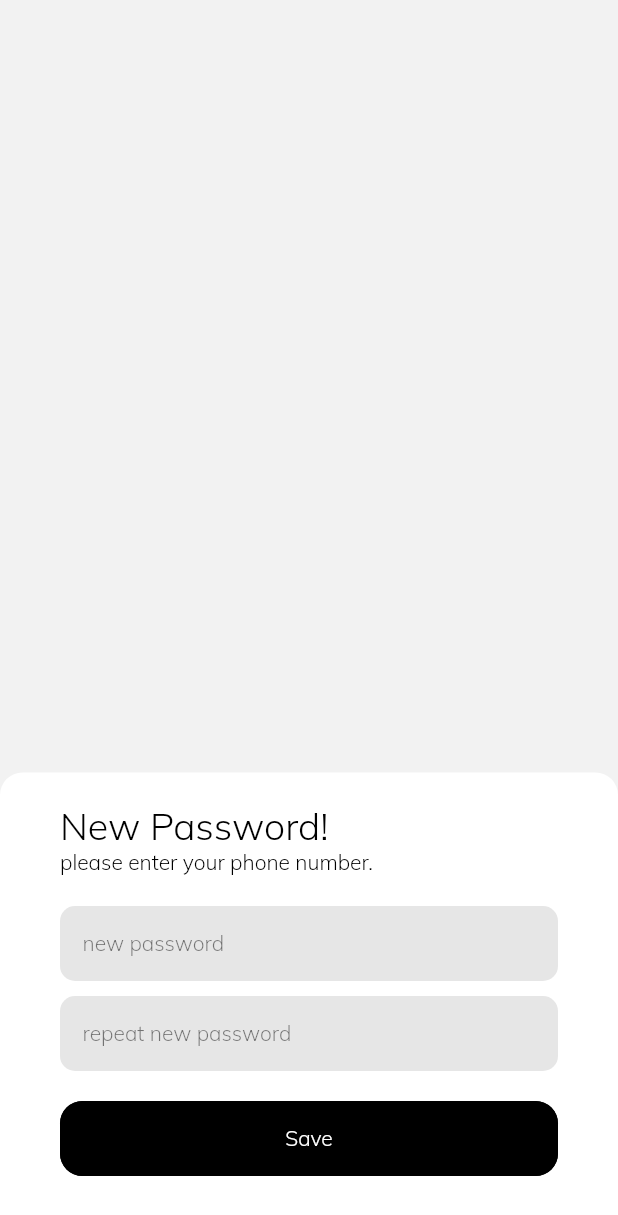
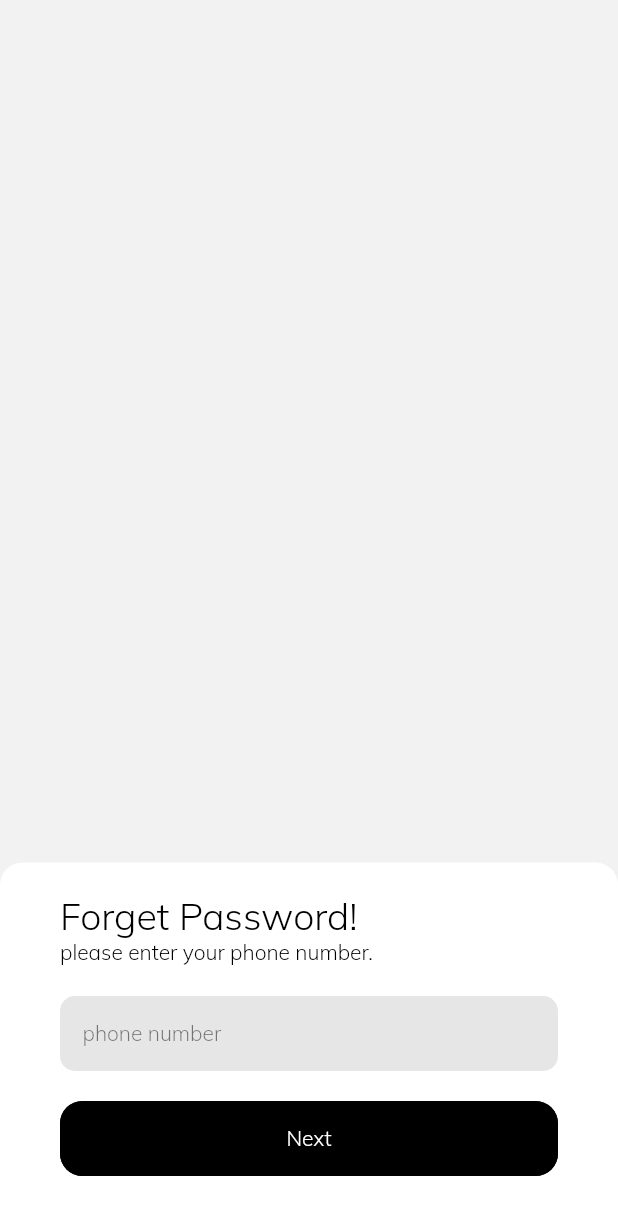
Before and after one commit to aliazimoshan/dongi, a Flutter app: the screen it shows after launch, on a phone screen of 412 x 824 dp. Shown: the top 1215 px of the screen. Run offline on Flutter 3.47's test engine with Material 2 defaults, Android fonts, the phone set to English and light mode, and no system bars; our stand-ins replace flutter_svg, hooks_riverpod.

Commit message:
creating box branch

```diff
--- a/lib/main.dart
+++ b/lib/main.dart
@@ -1,3 +1,6 @@
+import 'package:dongi/app/onboarding/onboarding_page.dart';
+import 'package:dongi/app/register/forget_password/forget_password_page.dart';
+import 'package:dongi/app/register/sign_in/sign_in_page.dart';
 import 'package:flutter/material.dart';
 import 'package:hooks_riverpod/hooks_riverpod.dart';
 
@@ -25,7 +28,7 @@ class MyApp extends ConsumerWidget {
         scaffoldBackgroundColor: ColorConfig.background,
       ),
       debugShowCheckedModeBanner: false,
-      home: const NewPasswordPage(),
+      home: ForgetPasswordPage(),
     );
   }
 }
```
